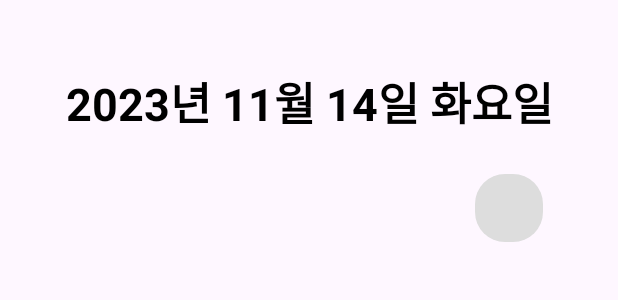
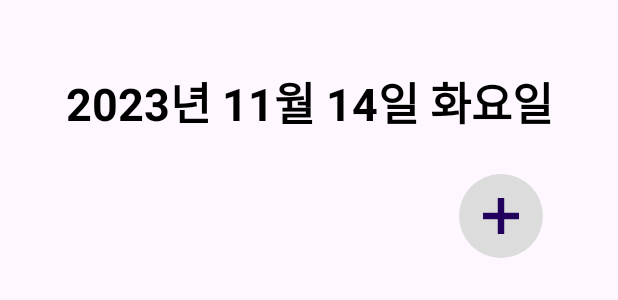
Before and after one commit to YeBin0711/Timeline-Planner, an Android app: the layout todo_list_dialog.xml on its own in the app's theme, with its tools: preview values and no code run, on a phone screen of 412 x 824 dp. Shown: the top 300 px of the screen. Run offline under Robolectric (Android 15) with nearby library versions, the phone set to English and light mode, and no system bars.

Commit message:
월별 레이아웃 및 이벤트

```diff
--- a/app/src/main/java/com/example/timelineplanner/Monthly.kt
+++ b/app/src/main/java/com/example/timelineplanner/Monthly.kt
@@ -62,6 +62,9 @@ class MonthlyCellBinder : MonthDayBinder<CalendarCellContainer> {
             dialogBinding.yearMonthDate.text = "${container.day.date.year}년 ${container.day.date.monthValue}월 ${container.day.date.dayOfMonth}일"
             dialogBinding.todoListOfDialog.layoutManager = LinearLayoutManager(container.view.context)
             dialogBinding.todoListOfDialog.adapter = TodoListDialogAdapter(todos)
+            dialogBinding.addTodoButton.setOnClickListener() {
+                //Todo: 일정 추가 이벤트
+            }
 
             val monthlyDialog = MaterialAlertDialogBuilder(container.view.context)
             monthlyDialog.setView(dialogBinding.root)
--- a/app/src/main/res/layout/todo_list_dialog.xml
+++ b/app/src/main/res/layout/todo_list_dialog.xml
@@ -25,13 +25,14 @@
         android:layout_height="wrap_content"/>
 
     <com.google.android.material.floatingactionbutton.FloatingActionButton
-        android:layout_width="45dp"
-        android:layout_height="45dp"
+        android:id="@+id/addTodoButton"
+        android:layout_width="wrap_content"
+        android:layout_height="wrap_content"
         android:layout_gravity="right"
         android:layout_marginRight="30dp"
         android:layout_marginBottom="30dp"
-        android:backgroundTint="#DDDDDD"
+        android:backgroundTint="#DCDCDC"
         app:elevation="0dp"
-        app:shapeAppearance="@style/ShapeAppearance.App.MediumComponent"
-        app:icon="@android:drawable/ic_menu_add"/>
+        app:shapeAppearance="@style/FloatingButtonShape"
+        app:srcCompat="@drawable/plus_icon"/>
 </LinearLayout>
--- a/app/src/main/res/values/styles.xml
+++ b/app/src/main/res/values/styles.xml
@@ -9,4 +9,9 @@
         <item name="cornerFamily">rounded</item>
         <item name="cornerSize">20dp</item>
     </style>
+
+    <style name="FloatingButtonShape" parent="ShapeAppearance.Material3.MediumComponent">
+        <item name="cornerFamily">rounded</item>
+        <item name="cornerSize">50dp</item>
+    </style>
 </resources>
```
Also changed, not shown: app/src/main/res/drawable/todo_dialog_square.xml (deleted, +0 -18 lines), app/src/main/res/drawable/plus_icon.png (added).
